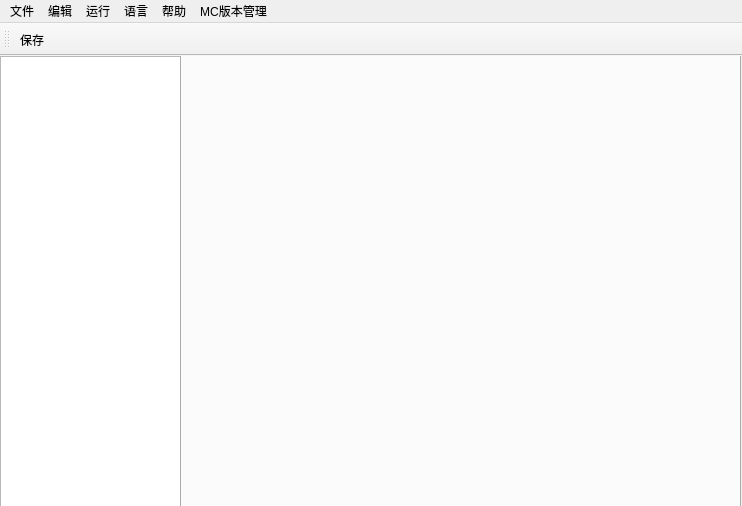
Above: UI/DatapacksEditors.ui from Wzp-2008/DatapacksEditors before the change. Below: the same form after it.
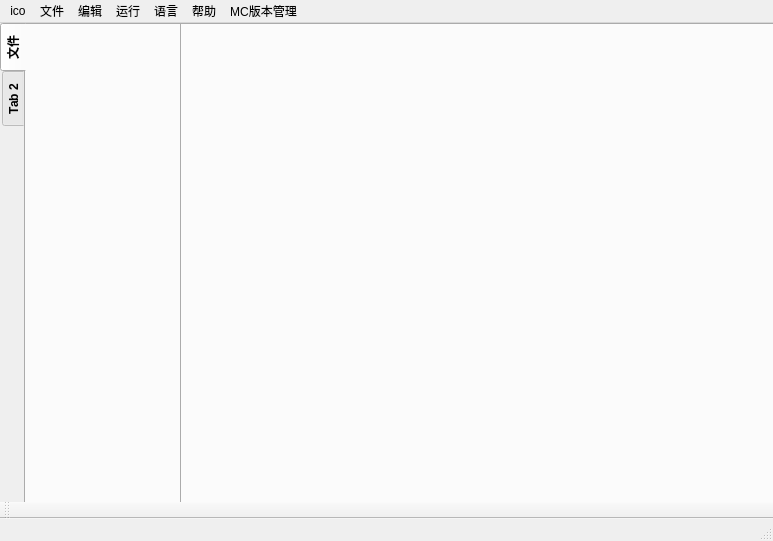
That is the form after the change. The open tabs and pages were chosen to show the change. Icons and pictures are not drawn.

```diff
--- a/UI/DatapacksEditors.ui
+++ b/UI/DatapacksEditors.ui
@@ -6,8 +6,8 @@
    <rect>
     <x>0</x>
     <y>0</y>
-    <width>742</width>
-    <height>506</height>
+    <width>773</width>
+    <height>541</height>
    </rect>
   </property>
   <property name="sizePolicy">
@@ -17,26 +17,26 @@
    </sizepolicy>
   </property>
   <property name="windowTitle">
-   <string>MainWindow</string>
+   <string>DatapackEditors</string>
+  </property>
+  <property name="windowIcon">
+   <iconset resource="source.qrc">
+    <normaloff>:/ico/favicon.ico</normaloff>:/ico/favicon.ico</iconset>
+  </property>
+  <property name="windowOpacity">
+   <double>1.000000000000000</double>
+  </property>
+  <property name="toolButtonStyle">
+   <enum>Qt::ToolButtonIconOnly</enum>
   </property>
   <widget class="QWidget" name="centralwidget">
-   <widget class="QTreeView" name="fileTree">
-    <property name="geometry">
-     <rect>
-      <x>0</x>
-      <y>0</y>
-      <width>181</width>
-      <height>461</height>
-     </rect>
-    </property>
-   </widget>
    <widget class="QTabWidget" name="tabWidget">
     <property name="geometry">
      <rect>
       <x>180</x>
-      <y>-1</y>
-      <width>561</width>
-      <height>461</height>
+      <y>0</y>
+      <width>601</width>
+      <height>490</height>
      </rect>
     </property>
     <property name="currentIndex">
@@ -46,13 +46,65 @@
      <bool>true</bool>
     </property>
    </widget>
+   <widget class="QTabWidget" name="tabWidget_2">
+    <property name="geometry">
+     <rect>
+      <x>0</x>
+      <y>0</y>
+      <width>181</width>
+      <height>491</height>
+     </rect>
+    </property>
+    <property name="font">
+     <font>
+      <bold>true</bold>
+     </font>
+    </property>
+    <property name="tabPosition">
+     <enum>QTabWidget::West</enum>
+    </property>
+    <property name="currentIndex">
+     <number>1</number>
+    </property>
+    <property name="elideMode">
+     <enum>Qt::ElideLeft</enum>
+    </property>
+    <property name="documentMode">
+     <bool>false</bool>
+    </property>
+    <widget class="QWidget" name="file_tab">
+     <property name="font">
+      <font>
+       <bold>true</bold>
+      </font>
+     </property>
+     <property name="toolTip">
+      <string>文件管理器(Ctrl+Alt+1)</string>
+     </property>
+     <property name="toolTipDuration">
+      <number>3</number>
+     </property>
+     <attribute name="icon">
+      <iconset resource="source.qrc">
+       <normaloff>:/ico/file.ico</normaloff>:/ico/file.ico</iconset>
+     </attribute>
+     <attribute name="title">
+      <string>文件</string>
+     </attribute>
+    </widget>
+    <widget class="QWidget" name="tab_2">
+     <attribute name="title">
+      <string>Tab 2</string>
+     </attribute>
+    </widget>
+   </widget>
   </widget>
   <widget class="QMenuBar" name="menubar">
    <property name="geometry">
     <rect>
      <x>0</x>
      <y>0</y>
-     <width>742</width>
+     <width>773</width>
      <height>22</height>
     </rect>
    </property>
@@ -120,6 +172,16 @@
     <addaction name="ChineseSimplified"/>
     <addaction name="English"/>
    </widget>
+   <widget class="QMenu" name="namel">
+    <property name="title">
+     <string>ico</string>
+    </property>
+    <addaction name="minBt"/>
+    <addaction name="maxBt"/>
+    <addaction name="separator"/>
+    <addaction name="closeBt"/>
+   </widget>
+   <addaction name="namel"/>
    <addaction name="file"/>
    <addaction name="edit"/>
    <addaction name="run"/>
@@ -127,17 +189,17 @@
    <addaction name="help"/>
    <addaction name="MC"/>
   </widget>
-  <widget class="QToolBar" name="toolBar">
+  <widget class="QStatusBar" name="statusBar"/>
+  <widget class="QToolBar" name="toolBar_4">
    <property name="windowTitle">
     <string>toolBar</string>
    </property>
    <attribute name="toolBarArea">
-    <enum>TopToolBarArea</enum>
+    <enum>BottomToolBarArea</enum>
    </attribute>
    <attribute name="toolBarBreak">
     <bool>false</bool>
    </attribute>
-   <addaction name="save"/>
   </widget>
   <action name="open_project">
    <property name="text">
```
Left out of the diff: 33 changed lines with no effect on the pictures.
